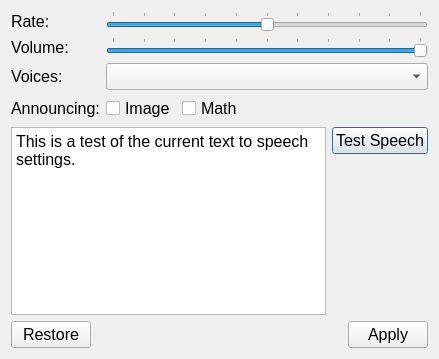
Before: the Qt Designer form src/forms/speech_settings.ui in DinoZAR/CentralAccessReader, drawn with Qt 5.
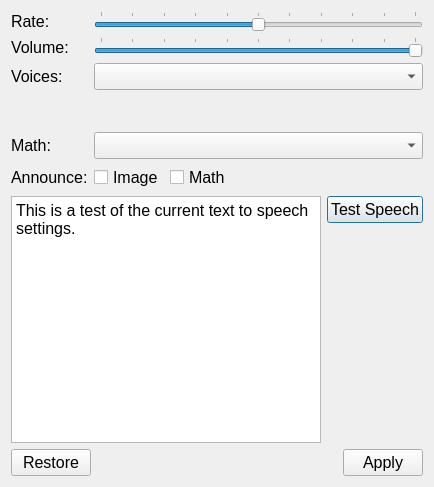
After: the same form once the commit is applied.

Diff of the .ui file:
```diff
--- a/src/forms/speech_settings.ui
+++ b/src/forms/speech_settings.ui
@@ -6,8 +6,8 @@
    <rect>
     <x>0</x>
     <y>0</y>
-    <width>439</width>
-    <height>359</height>
+    <width>434</width>
+    <height>487</height>
    </rect>
   </property>
   <property name="font">
@@ -18,62 +18,20 @@
   <property name="windowTitle">
    <string>Speech</string>
   </property>
-  <layout class="QVBoxLayout" name="verticalLayout">
+  <layout class="QVBoxLayout" name="verticalLayout" stretch="0,1,0">
    <item>
-    <layout class="QGridLayout" name="gridLayout">
+    <layout class="QFormLayout" name="formLayout">
+     <property name="fieldGrowthPolicy">
+      <enum>QFormLayout::AllNonFixedFieldsGrow</enum>
+     </property>
      <item row="1" column="0">
-      <widget class="QLabel" name="label_2">
+      <widget class="QLabel" name="label">
        <property name="text">
-        <string>Volume:</string>
+        <string>Rate:</string>
        </property>
       </widget>
      </item>
      <item row="1" column="1">
-      <widget class="QSlider" name="volumeSlider">
-       <property name="minimumSize">
-        <size>
-         <width>201</width>
-         <height>0</height>
-        </size>
-       </property>
-       <property name="toolTip">
-        <string>Volume slider</string>
-       </property>
-       <property name="maximum">
-        <number>100</number>
-       </property>
-       <property name="value">
-        <number>100</number>
-       </property>
-       <property name="orientation">
-        <enum>Qt::Horizontal</enum>
-       </property>
-       <property name="tickPosition">
-        <enum>QSlider::TicksAbove</enum>
-       </property>
-       <property name="tickInterval">
-        <number>10</number>
-       </property>
-      </widget>
-     </item>
-     <item row="2" column="1">
-      <widget class="QComboBox" name="comboBox">
-       <property name="toolTip">
-        <string>Drop down box for selecting the voice</string>
-       </property>
-       <property name="editable">
-        <bool>false</bool>
-       </property>
-      </widget>
-     </item>
-     <item row="2" column="0">
-      <widget class="QLabel" name="label_3">
-       <property name="text">
-        <string>Voices:</string>
-       </property>
-      </widget>
-     </item>
-     <item row="0" column="1">
       <widget class="QSlider" name="rateSlider">
        <property name="minimumSize">
         <size>
@@ -104,21 +62,92 @@
        </property>
       </widget>
      </item>
-     <item row="0" column="0">
-      <widget class="QLabel" name="label">
+     <item row="2" column="0">
+      <widget class="QLabel" name="label_2">
        <property name="text">
-        <string>Rate:</string>
+        <string>Volume:</string>
+       </property>
+      </widget>
+     </item>
+     <item row="2" column="1">
+      <widget class="QSlider" name="volumeSlider">
+       <property name="minimumSize">
+        <size>
+         <width>201</width>
+         <height>0</height>
+        </size>
+       </property>
+       <property name="toolTip">
+        <string>Volume slider</string>
+       </property>
+       <property name="maximum">
+        <number>100</number>
+       </property>
+       <property name="value">
+        <number>100</number>
+       </property>
+       <property name="orientation">
+        <enum>Qt::Horizontal</enum>
+       </property>
+       <property name="tickPosition">
+        <enum>QSlider::TicksAbove</enum>
+       </property>
+       <property name="tickInterval">
+        <number>10</number>
        </property>
       </widget>
      </item>
      <item row="3" column="0">
-      <widget class="QLabel" name="label_4">
+      <widget class="QLabel" name="label_3">
        <property name="text">
-        <string>Announcing:</string>
+        <string>Voices:</string>
        </property>
       </widget>
      </item>
      <item row="3" column="1">
+      <widget class="QComboBox" name="voiceComboBox">
+       <property name="toolTip">
+        <string>Drop down box for selecting the voice</string>
+       </property>
+       <property name="editable">
+        <bool>false</bool>
+       </property>
+      </widget>
+     </item>
+     <item row="4" column="1">
+      <spacer name="verticalSpacer_3">
+       <property name="orientation">
+        <enum>Qt::Vertical</enum>
+       </property>
+       <property name="sizeType">
+        <enum>QSizePolicy::Fixed</enum>
+       </property>
+       <property name="sizeHint" stdset="0">
+        <size>
+         <width>20</width>
+         <height>30</height>
+        </size>
+       </property>
+      </spacer>
+     </item>
+     <item row="5" column="0">
+      <widget class="QLabel" name="label_5">
+       <property name="text">
+        <string>Math:</string>
+       </property>
+      </widget>
+     </item>
+     <item row="5" column="1">
+      <widget class="QComboBox" name="mathDatabaseComboBox"/>
+     </item>
+     <item row="6" column="0">
+      <widget class="QLabel" name="label_4">
+       <property name="text">
+        <string>Announce:</string>
+       </property>
+      </widget>
+     </item>
+     <item row="6" column="1">
       <layout class="QHBoxLayout" name="horizontalLayout_3">
        <item>
         <widget class="QCheckBox" name="imageTagCheckBox">
```
